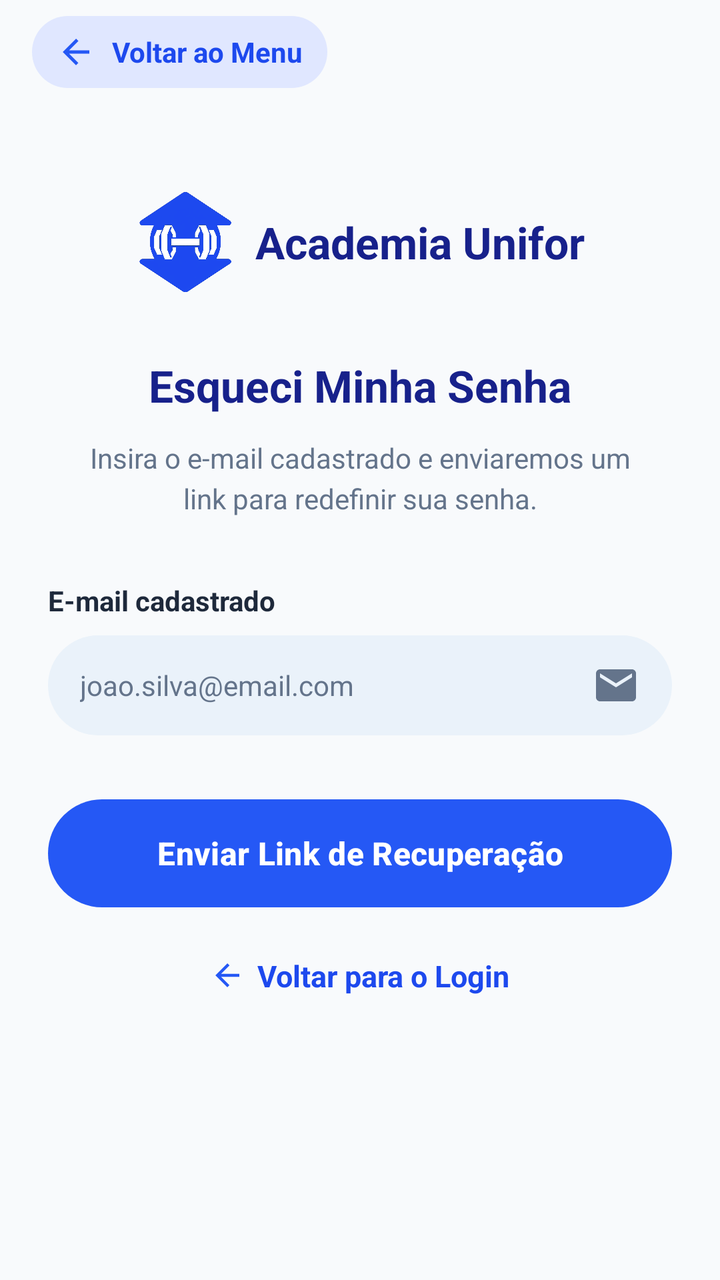
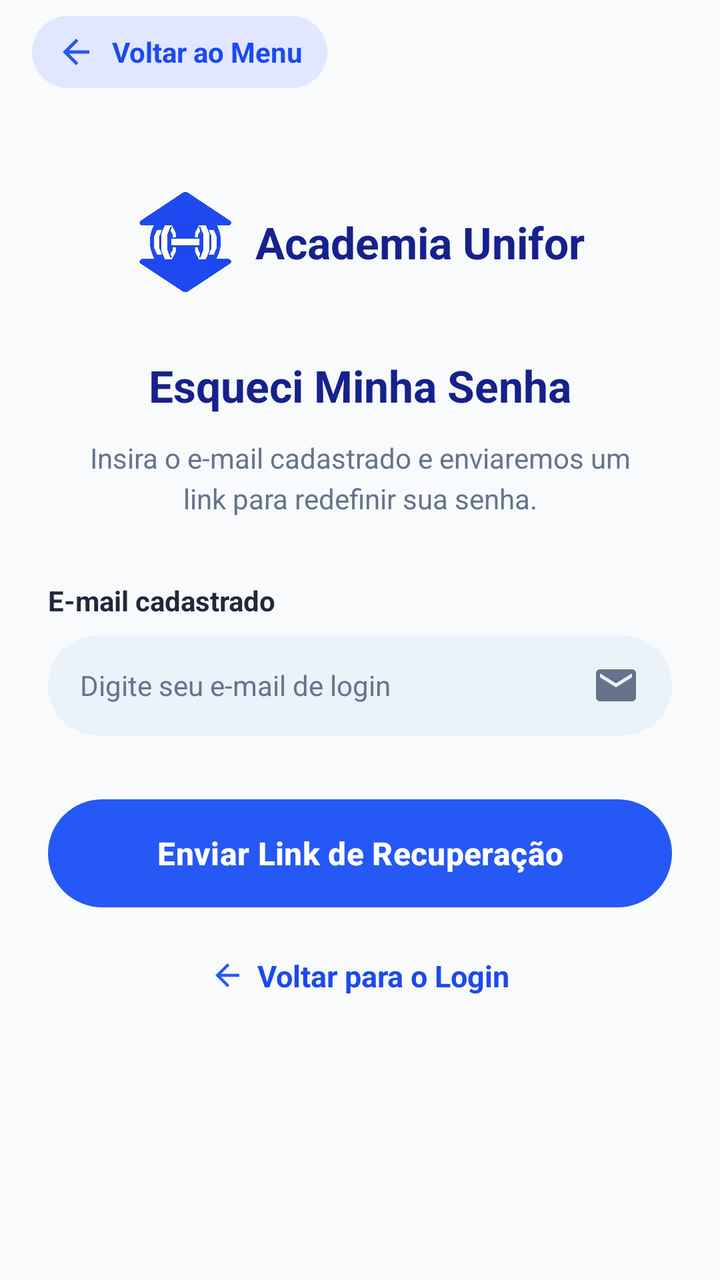

The first picture is an Android layout as it rendered before a commit; the second is the same layout after the commit. The layout source and the unified diff follow.
<!-- AndroidManifest.xml: application theme Theme.AcademiaUniforTelas1 -->
<!-- res/layout/activity_esqueceu_senha.xml -->
<?xml version="1.0" encoding="utf-8"?>
<LinearLayout xmlns:android="http://schemas.android.com/apk/res/android"
    xmlns:app="http://schemas.android.com/apk/res-auto"
    android:layout_width="match_parent"
    android:layout_height="match_parent"
    android:fitsSystemWindows="true"
    android:background="@color/background_white"
    android:orientation="vertical">

    
    <include layout="@layout/include_top_bar" />

    <ScrollView
        android:layout_width="match_parent"
        android:layout_height="0dp"
        android:layout_weight="1"
        android:fillViewport="true">

        <LinearLayout
            android:layout_width="match_parent"
            android:layout_height="wrap_content"
            android:gravity="center_horizontal"
            android:orientation="vertical"
            android:paddingHorizontal="24dp"
            android:paddingVertical="24dp">

            
            <LinearLayout
                android:layout_width="wrap_content"
                android:layout_height="wrap_content"
                android:layout_marginTop="20dp"
                android:gravity="center_vertical"
                android:orientation="horizontal">

                <ImageView
                    android:layout_width="50dp"
                    android:layout_height="50dp"
                    android:contentDescription="Logo"
                    android:src="@drawable/ic_academia_logo" />

                <TextView
                    android:layout_width="wrap_content"
                    android:layout_height="wrap_content"
                    android:layout_marginStart="10dp"
                    android:text="Academia Unifor"
                    android:textColor="@color/dark_navy"
                    android:textSize="22sp"
                    android:textStyle="bold" />
            </LinearLayout>

            
            <TextView
                android:layout_width="wrap_content"
                android:layout_height="wrap_content"
                android:layout_marginTop="32dp"
                android:text="Esqueci Minha Senha"
                android:textColor="@color/dark_navy"
                android:textSize="22sp"
                android:textStyle="bold" />

            <TextView
                android:layout_width="wrap_content"
                android:layout_height="wrap_content"
                android:layout_marginTop="12dp"
                android:gravity="center"
                android:lineSpacingExtra="4dp"
                android:paddingHorizontal="12dp"
                android:text="Insira o e-mail cadastrado e enviaremos um link para redefinir sua senha."
                android:textColor="@color/text_gray"
                android:textSize="14sp" />

            
            <LinearLayout
                android:layout_width="match_parent"
                android:layout_height="wrap_content"
                android:layout_marginTop="32dp"
                android:orientation="vertical">

                <TextView
                    android:layout_width="match_parent"
                    android:layout_height="wrap_content"
                    android:text="E-mail cadastrado"
                    android:textColor="@color/medium_navy"
                    android:textSize="14sp"
                    android:textStyle="bold" />

                <EditText
                    android:id="@+id/etEmailRecuperacao"
                    android:layout_width="match_parent"
                    android:layout_height="50dp"
                    android:layout_marginTop="8dp"
                    android:background="@drawable/bg_rounded_field"
                    android:drawableEnd="@drawable/ic_email"
                    android:hint="joao.silva@email.com"
                    android:inputType="textEmailAddress"
                    android:paddingHorizontal="16dp"
                    android:textColor="@color/dark_navy"
                    android:textColorHint="@color/text_gray"
                    android:textSize="14sp" />
            </LinearLayout>

            
            <Button
                android:id="@+id/btnEnviarLink"
                android:layout_width="match_parent"
                android:layout_height="54dp"
                android:layout_marginTop="32dp"
                android:background="@drawable/bg_rounded_button"
                android:text="Enviar Link de Recuperação"
                android:textAllCaps="false"
                android:textColor="@color/white"
                android:textSize="16sp"
                android:textStyle="bold"
                app:backgroundTint="@null" />

            
            <LinearLayout
                android:id="@+id/btnVoltarLogin"
                android:layout_width="wrap_content"
                android:layout_height="wrap_content"
                android:layout_marginTop="16dp"
                android:clickable="true"
                android:focusable="true"
                android:gravity="center"
                android:orientation="horizontal"
                android:padding="8dp">

                <ImageView
                    android:layout_width="18dp"
                    android:layout_height="18dp"
                    android:src="@drawable/ic_arrow_back" />

                <TextView
                    android:layout_width="wrap_content"
                    android:layout_height="wrap_content"
                    android:layout_marginStart="6dp"
                    android:text="Voltar para o Login"
                    android:textColor="@color/primary_blue"
                    android:textSize="15sp"
                    android:textStyle="bold" />
            </LinearLayout>

        </LinearLayout>
    </ScrollView>

</LinearLayout>
<!-- res/layout/include_top_bar.xml (included above) -->
<?xml version="1.0" encoding="utf-8"?>
<LinearLayout xmlns:android="http://schemas.android.com/apk/res/android"
    android:layout_width="match_parent"
    android:layout_height="wrap_content"
    android:orientation="horizontal"
    android:paddingHorizontal="16dp"
    android:paddingVertical="8dp">

    <LinearLayout
        android:id="@+id/btnVoltarMenu"
        android:layout_width="wrap_content"
        android:layout_height="wrap_content"
        android:background="@drawable/bg_top_bar_back"
        android:clickable="true"
        android:focusable="true"
        android:gravity="center_vertical"
        android:orientation="horizontal"
        android:paddingHorizontal="12dp"
        android:paddingVertical="8dp">

        <ImageView
            android:layout_width="20dp"
            android:layout_height="20dp"
            android:contentDescription="Voltar ao Menu"
            android:src="@drawable/ic_arrow_back" />

        <TextView
            android:layout_width="wrap_content"
            android:layout_height="wrap_content"
            android:layout_marginStart="8dp"
            android:text="Voltar ao Menu"
            android:textColor="@color/primary_blue"
            android:textSize="14sp"
            android:textStyle="bold" />
    </LinearLayout>

</LinearLayout>
<!-- resources referenced by this layout -->
<resources>
  <color name="background_white">#F8FAFC</color>
  <color name="dark_navy">#17218B</color>
  <color name="medium_navy">#1E293B</color>
  <color name="primary_blue">#1D49EE</color>
  <color name="text_gray">#64748B</color>
  <color name="white">#FFFFFFFF</color>
  <!-- drawable bg_rounded_button (drawable) -->
  <?xml version="1.0" encoding="utf-8"?>
  <shape xmlns:android="http://schemas.android.com/apk/res/android">
      <solid android:color="#2558F5" />
      <corners android:radius="28dp" />
  </shape>
  <!-- drawable bg_rounded_field (drawable) -->
  <?xml version="1.0" encoding="utf-8"?>
  <shape xmlns:android="http://schemas.android.com/apk/res/android">
      <solid android:color="#EAF2FA" />
      <corners android:radius="28dp" />
  </shape>
  <!-- drawable bg_top_bar_back (drawable) -->
  <?xml version="1.0" encoding="utf-8"?>
  <shape xmlns:android="http://schemas.android.com/apk/res/android">
      <solid android:color="#E0E7FF" />
      <corners android:radius="28dp" />
  </shape>
  <!-- drawable ic_academia_logo: png bitmap (drawable, 273714 bytes) -->
  <!-- drawable ic_arrow_back (drawable) -->
  <vector xmlns:android="http://schemas.android.com/apk/res/android"
      android:width="24dp"
      android:height="24dp"
      android:viewportWidth="24"
      android:viewportHeight="24">
      <path
          android:fillColor="#2558F5"
          android:pathData="M20,11H7.83l5.59,-5.59L12,4l-8,8l8,8l1.41,-1.41L7.83,13H20v-2z" />
  </vector>
  <!-- drawable ic_email (drawable) -->
  <vector xmlns:android="http://schemas.android.com/apk/res/android"
      android:width="24dp"
      android:height="24dp"
      android:viewportWidth="24"
      android:viewportHeight="24">
      <path
          android:fillColor="#64748B"
          android:pathData="M20,4H4c-1.1,0 -1.99,0.9 -1.99,2L2,18c0,1.1 0.9,2 2,2h16c1.1,0 2,-0.9 2,-2V6c0,-1.1 -0.9,-2 -2,-2zM20,8l-8,5 -8,-5V6l8,5 8,-5v2z" />
  </vector>
  <style name="Theme.AcademiaUniforTelas1" parent="Base.Theme.AcademiaUniforTelas1" />
  <style name="Base.Theme.AcademiaUniforTelas1" parent="Theme.Material3.DayNight.NoActionBar">
          <item name="colorPrimary">@color/primary_blue</item>
          <item name="colorAccent">@color/primary_blue</item>
          <item name="materialButtonStyle">@style/Widget.Material3.Button</item>
      </style>
</resources>

<!-- the commit's change to res/layout/activity_esqueceu_senha.xml (unified diff, before → after) -->
@@ -91,7 +91,7 @@
                     android:layout_marginTop="8dp"
                     android:background="@drawable/bg_rounded_field"
                     android:drawableEnd="@drawable/ic_email"
-                    android:hint="joao.silva@email.com"
+                    android:hint="Digite seu e-mail de login"
                     android:inputType="textEmailAddress"
                     android:paddingHorizontal="16dp"
                     android:textColor="@color/dark_navy"
